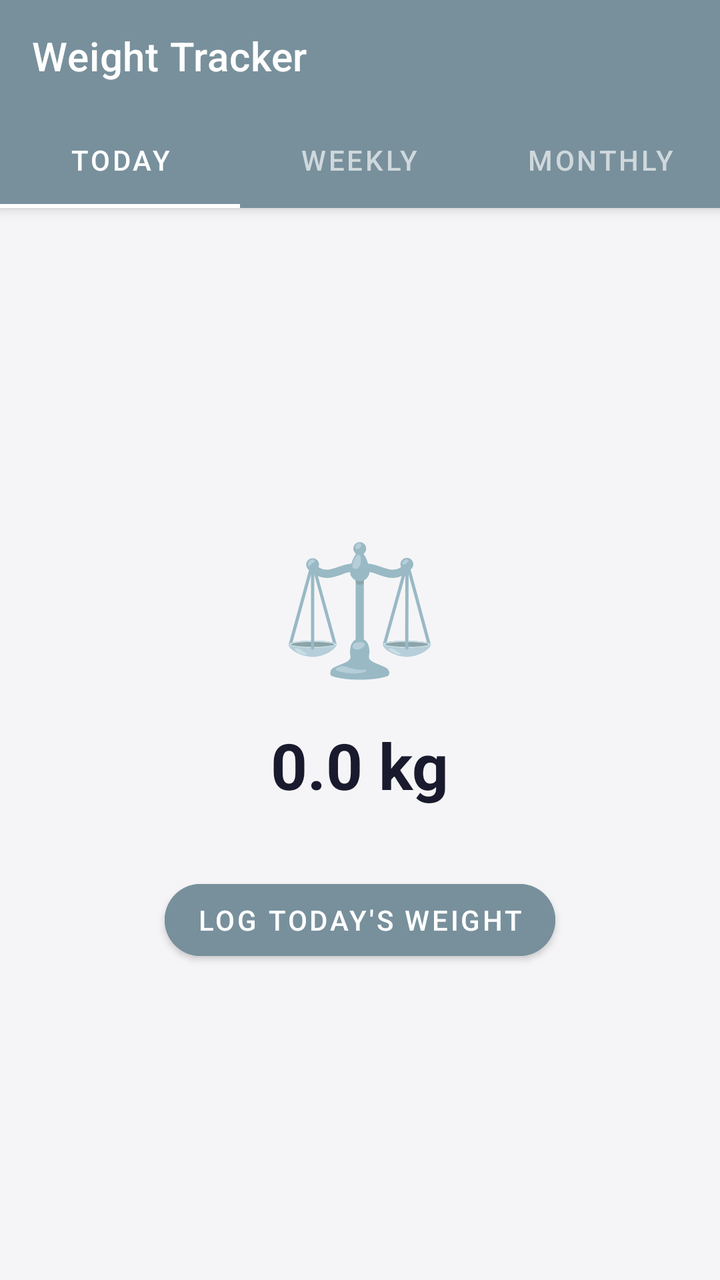
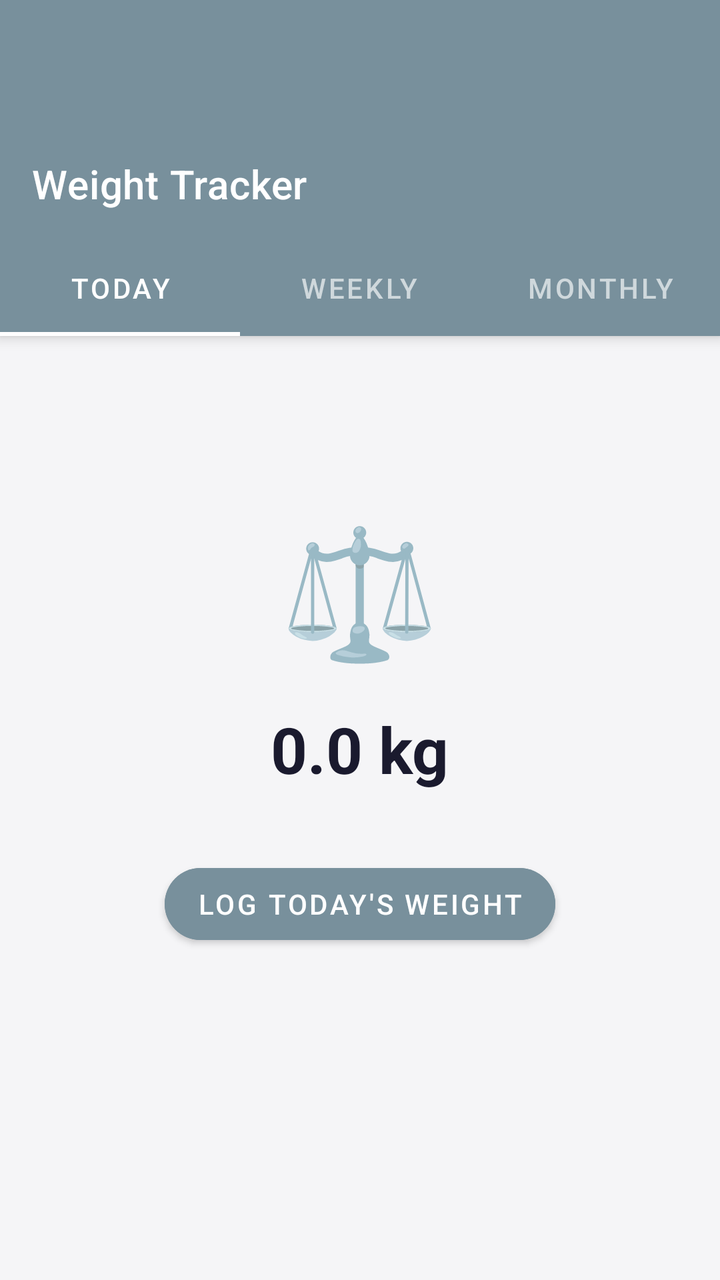

Before-and-after screenshots of an Android layout around one commit, followed by the original layout XML and the change that was made.
<!-- AndroidManifest.xml: application theme Theme.DailyRoutine -->
<!-- res/layout/activity_weight.xml -->
<?xml version="1.0" encoding="utf-8"?>
<androidx.coordinatorlayout.widget.CoordinatorLayout xmlns:android="http://schemas.android.com/apk/res/android"
    xmlns:app="http://schemas.android.com/apk/res-auto"
    android:layout_width="match_parent"
    android:layout_height="match_parent"
    android:background="@color/bgPage">

    <com.google.android.material.appbar.AppBarLayout
        android:layout_width="match_parent"
        android:layout_height="wrap_content"
        android:background="@color/healthWeight">

        <androidx.appcompat.widget.Toolbar
            android:id="@+id/toolbar"
            android:layout_width="match_parent"
            android:layout_height="?attr/actionBarSize"
            app:title="Weight Tracker"
            app:titleTextColor="@android:color/white"/>

        <com.google.android.material.tabs.TabLayout
            android:id="@+id/tabLayoutWeight"
            android:layout_width="match_parent"
            android:layout_height="wrap_content"
            android:background="@color/healthWeight"
            app:tabTextColor="#CFD8DC"
            app:tabSelectedTextColor="@android:color/white"
            app:tabIndicatorColor="@android:color/white"
            app:tabMode="fixed">
            <com.google.android.material.tabs.TabItem android:layout_width="wrap_content" android:layout_height="wrap_content" android:text="Today"/>
            <com.google.android.material.tabs.TabItem android:layout_width="wrap_content" android:layout_height="wrap_content" android:text="Weekly"/>
            <com.google.android.material.tabs.TabItem android:layout_width="wrap_content" android:layout_height="wrap_content" android:text="Monthly"/>
        </com.google.android.material.tabs.TabLayout>

    </com.google.android.material.appbar.AppBarLayout>

    <FrameLayout
        android:layout_width="match_parent"
        android:layout_height="match_parent"
        app:layout_behavior="@string/appbar_scrolling_view_behavior">

        
        <LinearLayout
            android:id="@+id/viewTodayWeight"
            android:layout_width="match_parent"
            android:layout_height="match_parent"
            android:orientation="vertical"
            android:gravity="center"
            android:padding="32dp"
            android:visibility="visible">

            <TextView android:layout_width="wrap_content" android:layout_height="wrap_content" android:text="⚖️" android:textSize="64sp"/>
            <TextView android:id="@+id/tvCurrentWeight" android:layout_width="wrap_content" android:layout_height="wrap_content" android:text="0.0 kg" android:textSize="32sp" android:textStyle="bold" android:textColor="@color/textPrimary" android:layout_marginTop="16dp"/>

            <com.google.android.material.button.MaterialButton
                android:id="@+id/btnLogWeight"
                android:layout_width="wrap_content"
                android:layout_height="wrap_content"
                android:layout_marginTop="32dp"
                android:text="Log Today's Weight"
                app:cornerRadius="24dp"
                android:backgroundTint="@color/healthWeight"/>
        </LinearLayout>

        
        <LinearLayout
            android:id="@+id/viewWeeklyWeight"
            android:layout_width="match_parent"
            android:layout_height="match_parent"
            android:orientation="vertical"
            android:visibility="gone">
            <HorizontalScrollView
                android:layout_width="match_parent"
                android:layout_height="320dp"
                android:scrollbars="none">
                <LinearLayout
                    android:id="@+id/llWeeklyWeightGraph"
                    android:layout_width="wrap_content"
                    android:layout_height="match_parent"
                    android:orientation="horizontal"
                    android:padding="16dp"
                    android:gravity="bottom"/>
            </HorizontalScrollView>
        </LinearLayout>

        
        <LinearLayout
            android:id="@+id/viewMonthlyWeight"
            android:layout_width="match_parent"
            android:layout_height="match_parent"
            android:orientation="vertical"
            android:visibility="gone">
            <HorizontalScrollView
                android:layout_width="match_parent"
                android:layout_height="320dp"
                android:scrollbars="none">
                <LinearLayout
                    android:id="@+id/llMonthlyWeightGraph"
                    android:layout_width="wrap_content"
                    android:layout_height="match_parent"
                    android:orientation="horizontal"
                    android:padding="16dp"
                    android:gravity="bottom"/>
            </HorizontalScrollView>
        </LinearLayout>

    </FrameLayout>
</androidx.coordinatorlayout.widget.CoordinatorLayout>
<!-- resources referenced by this layout -->
<resources>
  <color name="bgPage">#F5F5F7</color>
  <color name="healthWeight">#78909C</color>
  <color name="textPrimary">#1A1A2E</color>
  <style name="Theme.DailyRoutine" parent="Theme.MaterialComponents.DayNight.NoActionBar">
          <item name="colorPrimary">@color/primary</item>
          <item name="colorPrimaryVariant">@color/primaryDark</item>
          <item name="colorOnPrimary">@android:color/white</item>
          <item name="colorSecondary">@color/accent</item>
          <item name="colorOnSecondary">@android:color/white</item>
          <item name="android:windowBackground">@color/bgPage</item>
          <item name="android:statusBarColor">@color/statusBar</item>
          <item name="android:navigationBarColor">@color/primaryDark</item>
          
          <item name="dialogCornerRadius">16dp</item>
      </style>
  <color name="primary">#5B5FEF</color>
  <color name="primaryDark">#3F41C2</color>
  <color name="accent">#7E57C2</color>
  <color name="statusBar">#5B5FEF</color>
</resources>

<!-- the commit's change to res/layout/activity_weight.xml (unified diff, before → after) -->
@@ -8,7 +8,8 @@
     <com.google.android.material.appbar.AppBarLayout
         android:layout_width="match_parent"
         android:layout_height="wrap_content"
-        android:background="@color/healthWeight">
+        android:background="@color/healthWeight"
+        android:paddingTop="64dp">
 
         <androidx.appcompat.widget.Toolbar
             android:id="@+id/toolbar"
@@ -36,6 +37,7 @@
     <FrameLayout
         android:layout_width="match_parent"
         android:layout_height="match_parent"
+        android:paddingBottom="80dp"
         app:layout_behavior="@string/appbar_scrolling_view_behavior">
 
         
